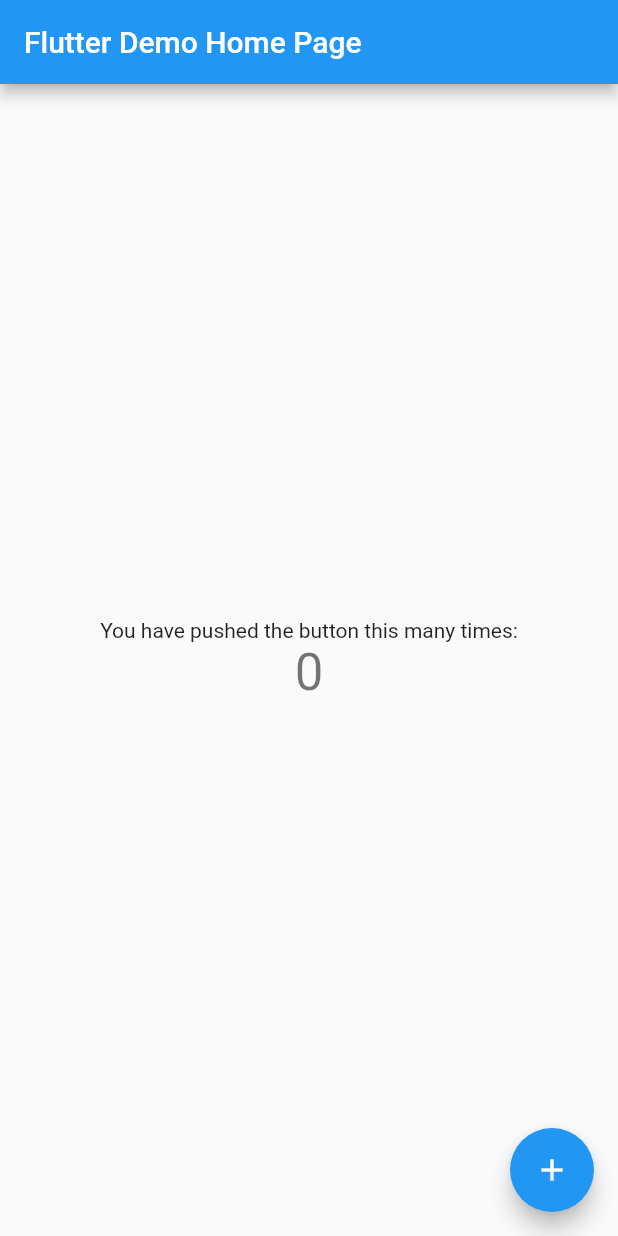
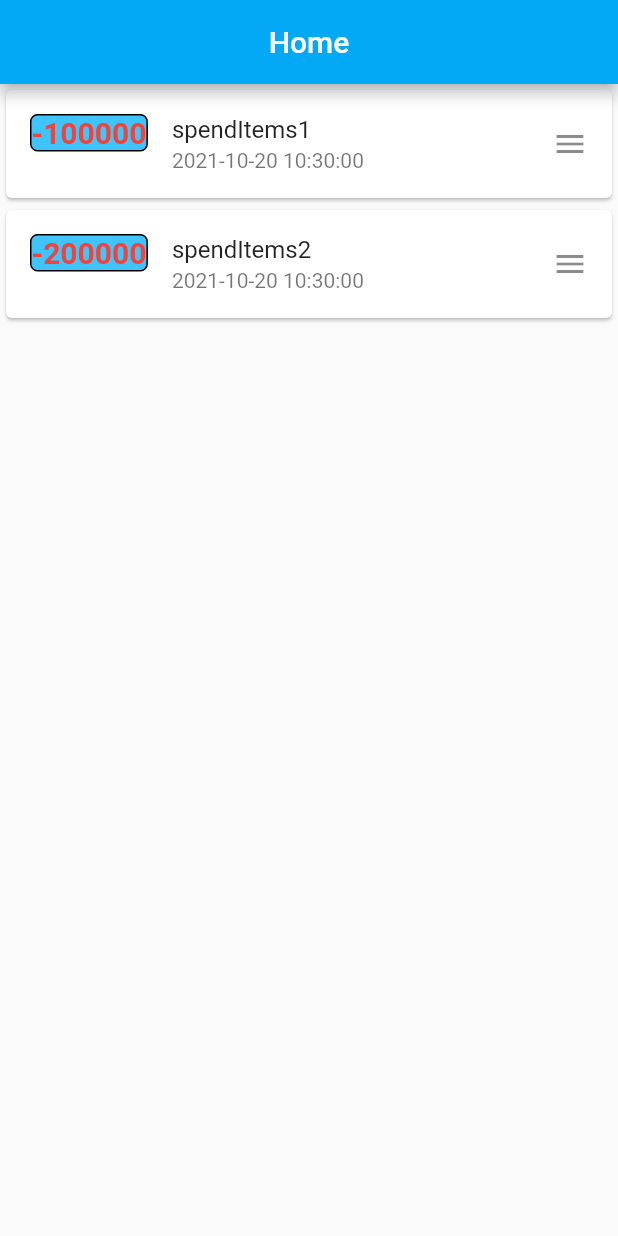
Before and after one commit to swatteo/mymoney, a Flutter app: the screen it shows after launch, on a phone screen of 412 x 824 dp. Run offline on Flutter 3.47's test engine with Material 2 defaults, Android fonts, the phone set to English and light mode, and no system bars; our stand-ins replace flutter_spinkit, sqflite; accounts and stored records are empty.

Commit message:
Commit first time

```diff
--- a/lib/main.dart
+++ b/lib/main.dart
@@ -1,115 +1,14 @@
+// ignore_for_file: prefer_const_constructors
+
 import 'package:flutter/material.dart';
-
+import 'package:mymoney/view/loading.dart';
+import 'package:mymoney/view/home.dart';
 void main() {
-  runApp(const MyApp());
+  runApp(MaterialApp(
+    initialRoute: '/',
+    routes: {
+      '/': (context) => Loading(),
+      '/home': (context) => Home()
+    },
+  ));
 }
-
-class MyApp extends StatelessWidget {
-  const MyApp({Key? key}) : super(key: key);
-
-  // This widget is the root of your application.
-  @override
-  Widget build(BuildContext context) {
-    return MaterialApp(
-      title: 'Flutter Demo',
-      theme: ThemeData(
-        // This is the theme of your application.
-        //
-        // Try running your application with "flutter run". You'll see the
-        // application has a blue toolbar. Then, without quitting the app, try
-        // changing the primarySwatch below to Colors.green and then invoke
-        // "hot reload" (press "r" in the console where you ran "flutter run",
-        // or simply save your changes to "hot reload" in a Flutter IDE).
-        // Notice that the counter didn't reset back to zero; the application
-        // is not restarted.
-        primarySwatch: Colors.blue,
-      ),
-      home: const MyHomePage(title: 'Flutter Demo Home Page'),
-    );
-  }
-}
-
-class MyHomePage extends StatefulWidget {
-  const MyHomePage({Key? key, required this.title}) : super(key: key);
-
-  // This widget is the home page of your application. It is stateful, meaning
-  // that it has a State object (defined below) that contains fields that affect
-  // how it looks.
-
-  // This class is the configuration for the state. It holds the values (in this
-  // case the title) provided by the parent (in this case the App widget) and
-  // used by the build method of the State. Fields in a Widget subclass are
-  // always marked "final".
-
-  final String title;
-
-  @override
-  State<MyHomePage> createState() => _MyHomePageState();
-}
-
-class _MyHomePageState extends State<MyHomePage> {
-  int _counter = 0;
-
-  void _incrementCounter() {
-    setState(() {
-      // This call to setState tells the Flutter framework that something has
-      // changed in this State, which causes it to rerun the build method below
-      // so that the display can reflect the updated values. If we changed
-      // _counter without calling setState(), then the build method would not be
-      // called again, and so nothing would appear to happen.
-      _counter++;
-    });
-  }
-
-  @override
-  Widget build(BuildContext context) {
-    // This method is rerun every time setState is called, for instance as done
-    // by the _incrementCounter method above.
-    //
-    // The Flutter framework has been optimized to make rerunning build methods
-    // fast, so that you can just rebuild anything that needs updating rather
-    // than having to individually change instances of widgets.
-    return Scaffold(
-      appBar: AppBar(
-        // Here we take the value from the MyHomePage object that was created by
-        // the App.build method, and use it to set our appbar title.
-        title: Text(widget.title),
-      ),
-      body: Center(
-        // Center is a layout widget. It takes a single child and positions it
-        // in the middle of the parent.
-        child: Column(
-          // Column is also a layout widget. It takes a list of children and
-          // arranges them vertically. By default, it sizes itself to fit its
-          // children horizontally, and tries to be as tall as its parent.
-          //
-          // Invoke "debug painting" (press "p" in the console, choose the
-          // "Toggle Debug Paint" action from the Flutter Inspector in Android
-          // Studio, or the "Toggle Debug Paint" command in Visual Studio Code)
-          // to see the wireframe for each widget.
-          //
-          // Column has various properties to control how it sizes itself and
-          // how it positions its children. Here we use mainAxisAlignment to
-          // center the children vertically; the main axis here is the vertical
-          // axis because Columns are vertical (the cross axis would be
-          // horizontal).
-          mainAxisAlignment: MainAxisAlignment.center,
-          children: <Widget>[
-            const Text(
-              'You have pushed the button this many times:',
-            ),
-            Text(
-              '$_counter',
-              style: Theme.of(context).textTheme.headline4,
-            ),
-          ],
-        ),
-      ),
-      floatingActionButton: FloatingActionButton(
-        onPressed: _incrementCounter,
-        tooltip: 'Increment',
-        child: const Icon(Icons.add),
-      ), // This trailing comma makes auto-formatting nicer for build methods.
-    );
-  }
-}
--- /dev/null
+++ b/lib/object/spending.dart
@@ -0,0 +1,23 @@
+class Spending{
+  //prop
+  int spendId;
+  String spendItems;
+  DateTime spendTime;
+  int spendMoney;
+  //contructor
+  Spending({
+    required this.spendId,
+    required this.spendItems,
+    required this.spendTime,
+    required this.spendMoney
+  });
+  //convert to a map for sql
+  Map<String,dynamic> toMap(){
+    return{
+      'spendId':spendId,
+      'spendItems':spendItems,
+      'spendTime':spendTime,
+      'spendMoney':spendMoney
+    };
+  }
+}
--- /dev/null
+++ b/lib/view/home.dart
@@ -0,0 +1,58 @@
+// ignore_for_file: prefer_const_constructors
+
+import 'package:flutter/material.dart';
+import 'package:mymoney/object/spending.dart';
+import 'package:intl/intl.dart';
+
+
+class Home extends StatefulWidget {
+  const Home({Key? key}) : super(key: key);
+
+  @override
+  _HomeState createState() => _HomeState();
+}
+
+class _HomeState extends State<Home> {
+
+  List<Spending> spending= List.of({
+        Spending(spendId: 1, spendItems: "spendItems1", spendTime: DateTime.now(), spendMoney: 100000),
+        Spending(spendId: 2, spendItems: "spendItems2", spendTime: DateTime.now(), spendMoney: 200000)
+      });
+  @override
+  Widget build(BuildContext context) {
+    return Scaffold(
+      appBar: AppBar(
+        title: Text("Home"),
+        centerTitle: true,
+        backgroundColor: Colors.lightBlue,
+      ),
+      body:ListView.builder(
+        itemCount: spending.length,
+        itemBuilder: (context, index) {
+          return Card(
+            child: ListTile(
+              leading: Container(
+                child: Text(
+                  "-"+spending[index].spendMoney.toString(),
+                  style: TextStyle(
+                    color: Colors.red,
+                    fontSize: 20,
+                    fontWeight: FontWeight.bold
+                  ),
+              ),
+                decoration: BoxDecoration(
+                  color: Colors.lightBlueAccent,
+                  border: Border.all(width: 1),
+                  borderRadius: BorderRadius.all(Radius.circular(5))
+                ),
+              ),
+              title: Text(spending[index].spendItems),
+              subtitle: Text(DateFormat('yyyy-MM-dd hh:mm:ss').format(spending[index].spendTime)),
+              trailing: Icon(Icons.menu)
+            ),
+          );
+        },
+      ),
+    );
+  }
+}
--- a/pubspec.yaml
+++ b/pubspec.yaml
@@ -34,7 +34,10 @@ dependencies:
   # The following adds the Cupertino Icons font to your application.
   # Use with the CupertinoIcons class for iOS style icons.
   cupertino_icons: ^1.0.2
-
+  flutter_spinkit: ^5.1.0
+  intl: ^0.17.0
+  path: ^1.8.0
+  sqflite: ^2.0.0+4
 dev_dependencies:
   flutter_test:
     sdk: flutter
```
Also changed, not shown: lib/object/database.dart (added, +19 -0 lines), lib/view/loading.dart (added, +37 -0 lines), pubspec.lock, 1 other file.
